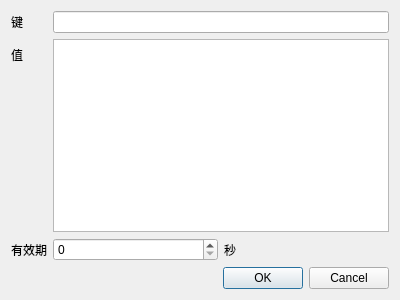
This is dialog.ui in john9405/tkredis as Qt 5 draws it before an edit. The edited form follows.
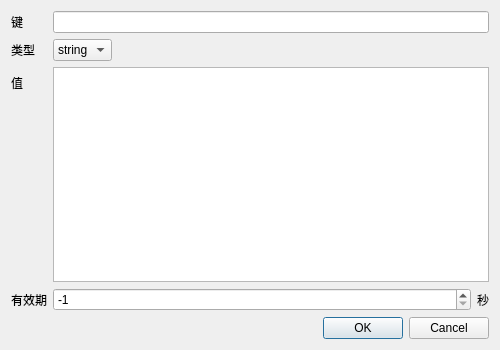
This is the edited form.

Diff of the .ui file:
```diff
--- a/dialog.ui
+++ b/dialog.ui
@@ -6,8 +6,8 @@
    <rect>
     <x>0</x>
     <y>0</y>
-    <width>400</width>
-    <height>300</height>
+    <width>500</width>
+    <height>350</height>
    </rect>
   </property>
   <property name="windowTitle">
@@ -16,6 +16,9 @@
   <layout class="QVBoxLayout" name="verticalLayout">
    <item>
     <layout class="QFormLayout" name="formLayout">
+     <property name="fieldGrowthPolicy">
+      <enum>QFormLayout::FieldGrowthPolicy::ExpandingFieldsGrow</enum>
+     </property>
      <item row="0" column="0">
       <widget class="QLabel" name="label">
        <property name="text">
@@ -23,27 +26,91 @@
        </property>
       </widget>
      </item>
+     <item row="0" column="1">
+      <widget class="QLineEdit" name="lineEdit"/>
+     </item>
      <item row="1" column="0">
+      <widget class="QLabel" name="label_type">
+       <property name="text">
+        <string>类型</string>
+       </property>
+      </widget>
+     </item>
+     <item row="1" column="1">
+      <widget class="QComboBox" name="comboBox">
+       <item>
+        <property name="text">
+         <string>string</string>
+        </property>
+       </item>
+       <item>
+        <property name="text">
+         <string>list</string>
+        </property>
+       </item>
+       <item>
+        <property name="text">
+         <string>set</string>
+        </property>
+       </item>
+       <item>
+        <property name="text">
+         <string>zset</string>
+        </property>
+       </item>
+       <item>
+        <property name="text">
+         <string>hash</string>
+        </property>
+       </item>
+      </widget>
+     </item>
+     <item row="2" column="0">
       <widget class="QLabel" name="label_2">
        <property name="text">
         <string>值</string>
        </property>
       </widget>
      </item>
-     <item row="2" column="0">
+     <item row="2" column="1">
+      <widget class="QTextEdit" name="textEdit"/>
+     </item>
+     <item row="3" column="0">
       <widget class="QLabel" name="label_3">
        <property name="text">
         <string>有效期</string>
        </property>
       </widget>
      </item>
-     <item row="2" column="1">
+     <item row="3" column="1">
       <layout class="QHBoxLayout" name="horizontalLayout">
        <item>
-        <widget class="QSpinBox" name="spinBox"/>
+        <widget class="QSpinBox" name="spinBox">
+         <property name="sizePolicy">
+          <sizepolicy hsizetype="Expanding" vsizetype="Fixed">
+           <horstretch>0</horstretch>
+           <verstretch>0</verstretch>
+          </sizepolicy>
+         </property>
+         <property name="minimum">
+          <number>-1</number>
+         </property>
+         <property name="maximum">
+          <number>9999999999</number>
+         </property>
+         <property name="value">
+          <number>-1</number>
+         </property>
+        </widget>
        </item>
        <item>
         <widget class="QLabel" name="label_4">
+         <property name="sizePolicy">
+          <sizepolicy hsizetype="Fixed" vsizetype="Preferred">
+           <horstretch>0</horstretch>
+           <verstretch>0</verstretch>
+          </sizepolicy>
+         </property>
          <property name="text">
           <string>秒</string>
          </property>
@@ -51,12 +118,6 @@
        </item>
       </layout>
      </item>
-     <item row="0" column="1">
-      <widget class="QLineEdit" name="lineEdit"/>
-     </item>
-     <item row="1" column="1">
-      <widget class="QTextEdit" name="textEdit"/>
-     </item>
     </layout>
    </item>
    <item>
```
